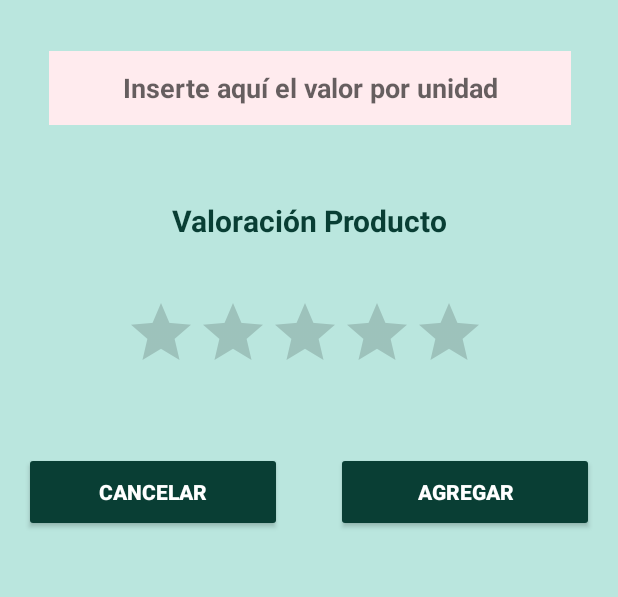
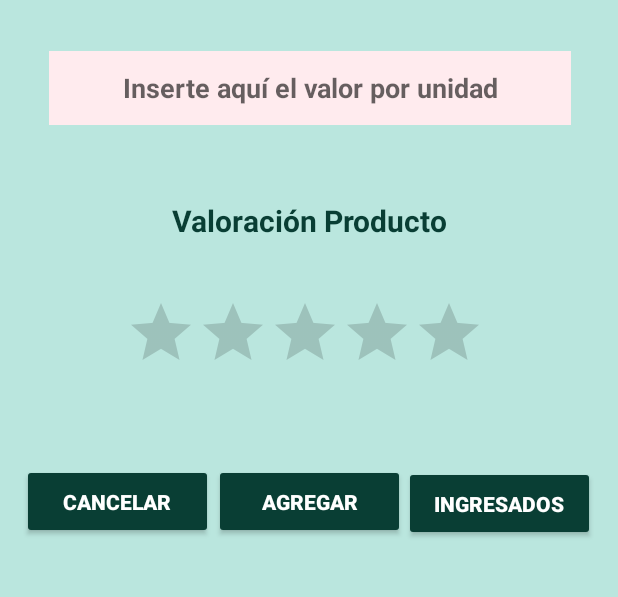
Before and after one commit to AVP-ST/Bazar_santotomas, an Android app: the Verduras screen opened directly, with no data from a screen before it, on a phone screen of 412 x 824 dp, the part 608-1205 px from its top. Run offline under Robolectric (Android 15) with nearby library versions, the phone set to English and light mode, and no system bars.

```diff
--- a/app/src/main/res/layout/activity_add_verduras.xml
+++ b/app/src/main/res/layout/activity_add_verduras.xml
@@ -5,6 +5,50 @@
     android:layout_width="match_parent"
     android:layout_height="match_parent"
     android:background="@color/p_color_2">
+
+    <Button
+        android:id="@+id/button11"
+        android:layout_width="127dp"
+        android:layout_height="50dp"
+        android:backgroundTint="@color/p_color_1"
+        android:text="Cancelar"
+        android:textColor="#FFFFFF"
+        android:textStyle="bold"
+        app:layout_constraintBottom_toBottomOf="parent"
+        app:layout_constraintEnd_toEndOf="parent"
+        app:layout_constraintHorizontal_bias="0.052"
+        app:layout_constraintStart_toStartOf="parent"
+        app:layout_constraintTop_toTopOf="parent"
+        app:layout_constraintVertical_bias="0.923" />
+
+    <Button
+        android:id="@+id/button12"
+        android:layout_width="127dp"
+        android:layout_height="50dp"
+        android:backgroundTint="@color/p_color_1"
+        android:text="Agregar"
+        android:textColor="#FFFFFF"
+        android:textStyle="bold"
+        app:layout_constraintBottom_toBottomOf="parent"
+        app:layout_constraintEnd_toEndOf="parent"
+        app:layout_constraintStart_toStartOf="parent"
+        app:layout_constraintTop_toTopOf="parent"
+        app:layout_constraintVertical_bias="0.923" />
+
+    <Button
+        android:id="@+id/button13"
+        android:layout_width="127dp"
+        android:layout_height="50dp"
+        android:backgroundTint="@color/p_color_1"
+        android:text="Ingresados"
+        android:textColor="#FFFFFF"
+        android:textStyle="bold"
+        app:layout_constraintBottom_toBottomOf="parent"
+        app:layout_constraintEnd_toEndOf="parent"
+        app:layout_constraintHorizontal_bias="0.947"
+        app:layout_constraintStart_toStartOf="parent"
+        app:layout_constraintTop_toTopOf="parent"
+        app:layout_constraintVertical_bias="0.925" />
 
     <EditText
         android:id="@+id/editTextTextPersonName4"
@@ -53,36 +97,6 @@
         app:layout_constraintStart_toStartOf="parent"
         app:layout_constraintTop_toTopOf="parent"
         app:layout_constraintVertical_bias="0.139" />
-
-    <Button
-        android:id="@+id/button"
-        android:layout_width="172dp"
-        android:layout_height="53dp"
-        android:backgroundTint="@color/p_color_1"
-        android:text="cancelar"
-        android:textColor="#FFFFFF"
-        android:textStyle="bold"
-        app:layout_constraintBottom_toBottomOf="parent"
-        app:layout_constraintEnd_toEndOf="parent"
-        app:layout_constraintHorizontal_bias="0.066"
-        app:layout_constraintStart_toStartOf="parent"
-        app:layout_constraintTop_toTopOf="parent"
-        app:layout_constraintVertical_bias="0.917" />
-
-    <Button
-        android:id="@+id/button4"
-        android:layout_width="172dp"
-        android:layout_height="53dp"
-        android:backgroundTint="@color/p_color_1"
-        android:text="Agregar"
-        android:textColor="#FFFFFF"
-        android:textStyle="bold"
-        app:layout_constraintBottom_toBottomOf="parent"
-        app:layout_constraintEnd_toEndOf="parent"
-        app:layout_constraintHorizontal_bias="0.933"
-        app:layout_constraintStart_toStartOf="parent"
-        app:layout_constraintTop_toTopOf="parent"
-        app:layout_constraintVertical_bias="0.917" />
 
     <TextView
         android:id="@+id/textView3"
--- a/app/src/main/res/values/strings.xml
+++ b/app/src/main/res/values/strings.xml
@@ -1,3 +1,4 @@
 <resources>
     <string name="app_name">Bazar_santotomas</string>
+    <string name="inventario_de_frutas">Inventario de Frutas</string>
 </resources>
```
Also changed, not shown: app/src/main/AndroidManifest.xml (+5 -16 lines), app/src/main/java/com/example/bazar_santotomas/i_Abarrotes.java (added, +16 -0 lines), app/src/main/java/com/example/bazar_santotomas/i_Bebestibles.java (added, +16 -0 lines), app/src/main/java/com/example/bazar_santotomas/i_Frutas.java (added, +16 -0 lines), app/src/main/java/com/example/bazar_santotomas/i_Verduras.java (added, +16 -0 lines), app/src/main/res/layout/activity_acceder.xml (+7 -7 lines), app/src/main/res/layout/activity_add_abarrotes.xml (+33 -19 lines), app/src/main/res/layout/activity_add_bebestibles.xml (+44 -30 lines), app/src/main/res/layout/activity_add_frutas.xml (+44 -30 lines), app/src/main/res/layout/activity_invt_abarrotes.xml (added, +24 -0 lines), app/src/main/res/layout/activity_invt_bebestibles.xml (added, +23 -0 lines), app/src/main/res/layout/activity_invt_frutas.xml (added, +23 -0 lines), app/src/main/res/layout/activity_invt_verduras.xml (added, +23 -0 lines).
